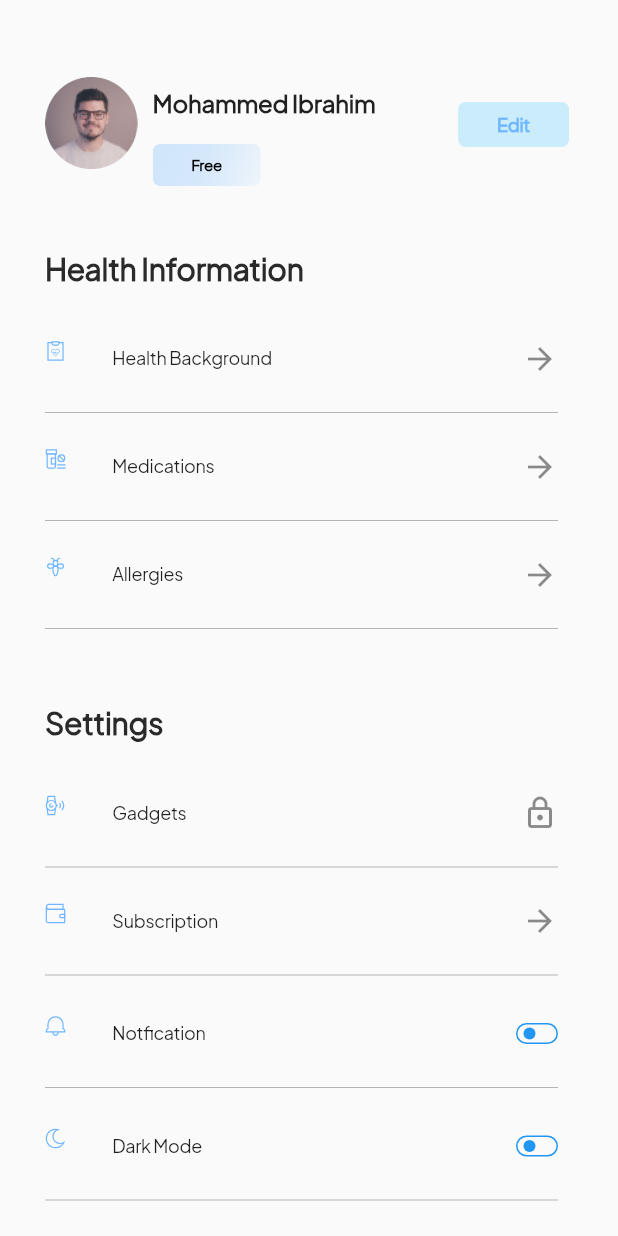
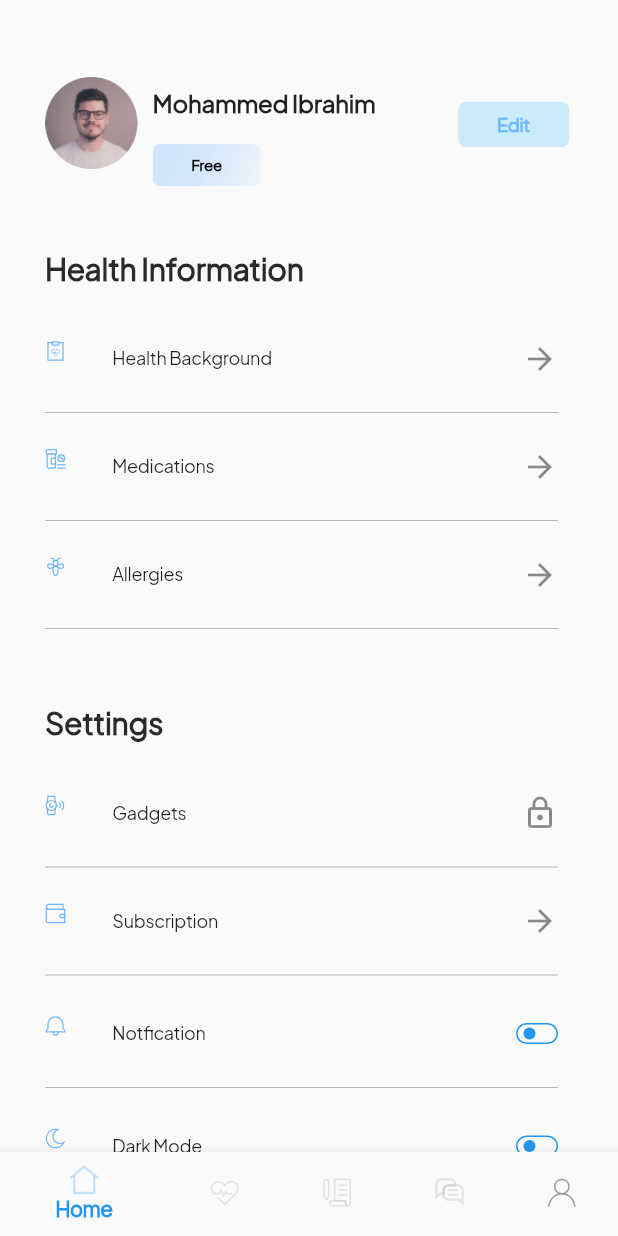
Before and after one commit to Medical-Ai-Computing/Health_Pilot_Flutter_project, a Flutter app: the ProfileAndSettingScreen screen opened directly, on a phone screen of 412 x 824 dp. Run offline on Flutter 3.47's test engine with Material 2 defaults, Android fonts, the phone set to English and light mode, and no system bars; our stand-ins replace flutter_svg, intl_phone_field, line_icons, shared_preferences, smooth_page_indicator; missing offline and left inert: flutter_ruler_picker; accounts and stored records are empty; project files that could hold a hidden picture were left out.

Commit message:
Update profile_and_setting_screen.dart

```diff
--- a/healthpilot/lib/screens/on_boarding_screens/profile_and_setting_screen.dart
+++ b/healthpilot/lib/screens/on_boarding_screens/profile_and_setting_screen.dart
@@ -4,9 +4,7 @@ import 'dart:ui';
 
 import 'package:flutter/material.dart';
 import 'package:flutter_svg/flutter_svg.dart';
-import 'package:healthpilot/screens/meet_the_devs_screen/meet_the_devs.dart';
-
-import 'personal_information_screen.dart';
+import 'package:healthpilot/screens/on_boarding_screens/terms_dialogBox.dart';
 
 class ProfileAndSettingScreen extends StatefulWidget {
   const ProfileAndSettingScreen({super.key});
@@ -17,7 +15,7 @@ class ProfileAndSettingScreen extends StatefulWidget {
 }
 
 class _ProfileAndSettingScreenState extends State<ProfileAndSettingScreen> {
-  // int _currentIndex = 0;
+  int _currentIndex = 0;
   List<Widget> body = [];
 
   final bool _isPremium = false;
@@ -98,7 +96,8 @@ class _ProfileAndSettingScreenState extends State<ProfileAndSettingScreen> {
 
   @override
   Widget build(BuildContext context) {
-    return SafeArea(child: LayoutBuilder(builder: (context, constraints) {
+    return Scaffold(
+      body: SafeArea(child: LayoutBuilder(builder: (context, constraints) {
         final size = constraints.biggest;
         final screenWidth = size.width;
         // ignore: unused_local_variable
@@ -219,7 +218,16 @@ class _ProfileAndSettingScreenState extends State<ProfileAndSettingScreen> {
                   HealthInformationSettings(
                     imageAdress: 'assets/Icons/TermsAndPolicy.svg',
                     settingAdress: 'Terms And Policy',
-                  onpressed: null,
+                    onpressed: () {
+                      showDialog(
+                          context: context,
+                          builder: (context) {
+                            return Policy(
+                              mdFile: 'privacy_policy.md',
+                              radius: 8,
+                            );
+                          });
+                    },
                     iconData: Icons.arrow_forward,
                   ),
                   HealthInformationSettings(
@@ -238,73 +246,70 @@ class _ProfileAndSettingScreenState extends State<ProfileAndSettingScreen> {
                     imageAdress: 'assets/Icons/MeettheDevelopers.svg',
                     settingAdress: 'Meet the Developers',
                     iconData: Icons.arrow_forward,
-                  onpressed: () {
-                    Navigator.of(context).push(MaterialPageRoute(
-                        builder: ((context) => MeetTheDevs())));
-                  },
+                    onpressed: null,
                   ),
                 ],
               ),
             ),
           ],
         ));
-    })
-        // bottomNavigationBar: BottomNavigationBar(
-        //   currentIndex: _currentIndex,
-        //   onTap: (int newIndex) {
-        //     setState(() {
-        //       _currentIndex = newIndex;
-        //     });
-        //   },
-        //   items: [
-        //     BottomNavigationBarItem(
-        //         label: "Home",
-        //         icon: SvgPicture.asset(
-        //           'assets/Icons/Home.svg',
-        //           // ignore: deprecated_member_use
-        //           color: _currentIndex == 0 ? Colors.blue : Colors.grey,
-        //         )),
-        //     BottomNavigationBarItem(
-        //         label: "Health",
-        //         icon: SvgPicture.asset(
-        //           'assets/Icons/Health.svg',
-        //           // ignore: deprecated_member_use
-        //           color: _currentIndex == 1 ? Colors.blue : Colors.grey,
-        //         )),
-        //     BottomNavigationBarItem(
-        //         label: "Assesment",
-        //         icon: SvgPicture.asset(
-        //           'assets/Icons/Assesment.svg',
-        //           // ignore: deprecated_member_use
-        //           color: _currentIndex == 2 ? Colors.blue : Colors.grey,
-        //         )),
-        //     BottomNavigationBarItem(
-        //         label: "Chat",
-        //         icon: SvgPicture.asset(
-        //           'assets/Icons/Chat.svg',
-        //           // ignore: deprecated_member_use
-        //           color: _currentIndex == 3 ? Colors.blue : Colors.grey,
-        //         )),
-        //     BottomNavigationBarItem(
-        //         label: "Profile",
-        //         icon: SvgPicture.asset(
-        //           'assets/Icons/profile.svg',
-        //           // ignore: deprecated_member_use
-        //           color: _currentIndex == 4 ? Colors.blue : Colors.grey,
-        //         ))
-        //   ],
-        //   selectedItemColor: Colors.blue,
-        //   unselectedItemColor: Colors.grey,
-        //   selectedLabelStyle: const TextStyle(
-        //     fontSize: 14,
-        //     fontFamily: "Manrope",
-        //     fontWeight: FontWeight.bold,
-        //   ),
-        //   unselectedLabelStyle: const TextStyle(
-        //     fontSize: 14,
-        //     fontWeight: FontWeight.normal,
-        //   ),
-        // )
+      })),
+      bottomNavigationBar: BottomNavigationBar(
+        currentIndex: _currentIndex,
+        onTap: (int newIndex) {
+          setState(() {
+            _currentIndex = newIndex;
+          });
+        },
+        items: [
+          BottomNavigationBarItem(
+              label: "Home",
+              icon: SvgPicture.asset(
+                'assets/Icons/Home.svg',
+                // ignore: deprecated_member_use
+                color: _currentIndex == 0 ? Colors.blue : Colors.grey,
+              )),
+          BottomNavigationBarItem(
+              label: "Health",
+              icon: SvgPicture.asset(
+                'assets/Icons/Health.svg',
+                // ignore: deprecated_member_use
+                color: _currentIndex == 1 ? Colors.blue : Colors.grey,
+              )),
+          BottomNavigationBarItem(
+              label: "Assesment",
+              icon: SvgPicture.asset(
+                'assets/Icons/Assesment.svg',
+                // ignore: deprecated_member_use
+                color: _currentIndex == 2 ? Colors.blue : Colors.grey,
+              )),
+          BottomNavigationBarItem(
+              label: "Chat",
+              icon: SvgPicture.asset(
+                'assets/Icons/Chat.svg',
+                // ignore: deprecated_member_use
+                color: _currentIndex == 3 ? Colors.blue : Colors.grey,
+              )),
+          BottomNavigationBarItem(
+              label: "Profile",
+              icon: SvgPicture.asset(
+                'assets/Icons/profile.svg',
+                // ignore: deprecated_member_use
+                color: _currentIndex == 4 ? Colors.blue : Colors.grey,
+              ))
+        ],
+        selectedItemColor: Colors.blue,
+        unselectedItemColor: Colors.grey,
+        selectedLabelStyle: const TextStyle(
+          fontSize: 14,
+          fontFamily: "Manrope",
+          fontWeight: FontWeight.bold,
+        ),
+        unselectedLabelStyle: const TextStyle(
+          fontSize: 14,
+          fontWeight: FontWeight.normal,
+        ),
+      ),
     );
   }
 }
@@ -365,10 +370,7 @@ class Button extends StatelessWidget {
           ), // Adjust the width as needed
           child: Center(
             child: TextButton(
-              onPressed: () {
-                Navigator.of(context).push(MaterialPageRoute(
-                    builder: (_) => PersonalInformationScreen()));
-              },
+              onPressed: () {},
               child: const Text(
                 "Edit",
                 style: TextStyle(
```
Lines whose indentation alone changed are shown as unchanged.
